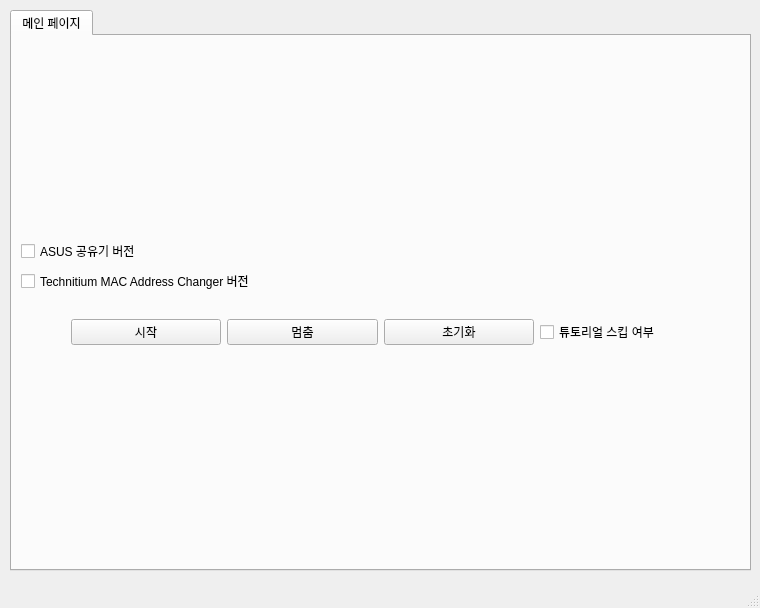
Halozhan/UmamusumeKR-Resemara, file untitled.ui: the form before one commit.
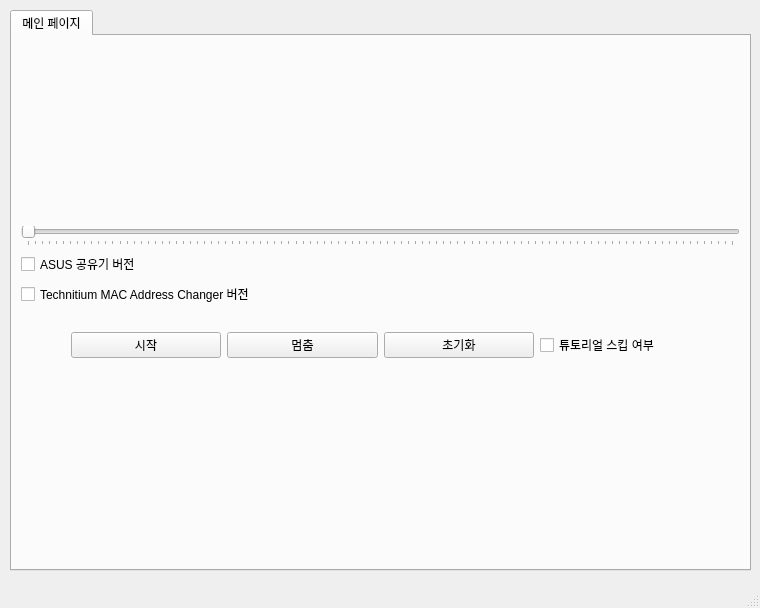
The form after the commit.

Commit message: dev/QSlider for timeSleep

Diff of the .ui file:
```diff
--- a/untitled.ui
+++ b/untitled.ui
@@ -36,6 +36,22 @@
      <layout class="QVBoxLayout" name="verticalLayout1">
       <item>
        <layout class="QVBoxLayout" name="verticalLayout">
+        <item>
+         <widget class="QSlider" name="CPU_USAGE">
+          <property name="minimum">
+           <number>0</number>
+          </property>
+          <property name="maximum">
+           <number>100</number>
+          </property>
+          <property name="orientation">
+           <enum>Qt::Horizontal</enum>
+          </property>
+          <property name="tickPosition">
+           <enum>QSlider::TicksBelow</enum>
+          </property>
+         </widget>
+        </item>
         <item>
          <widget class="QCheckBox" name="ASUSCheckBox">
           <property name="text">
```
The commit also changes 1 other file.
